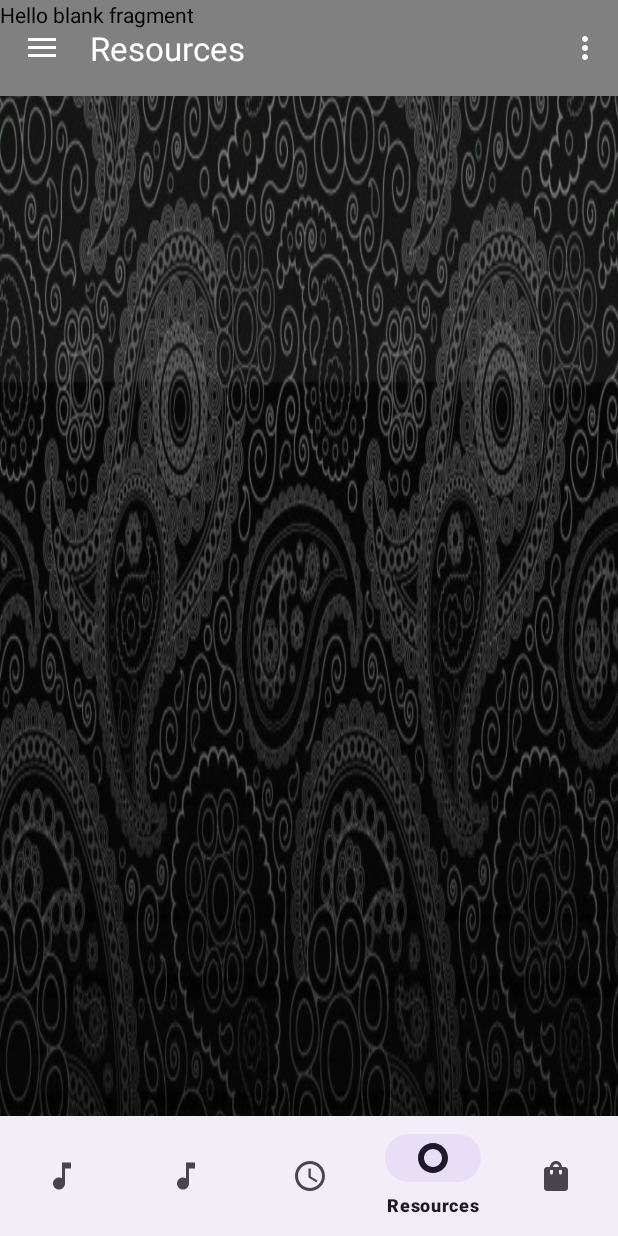
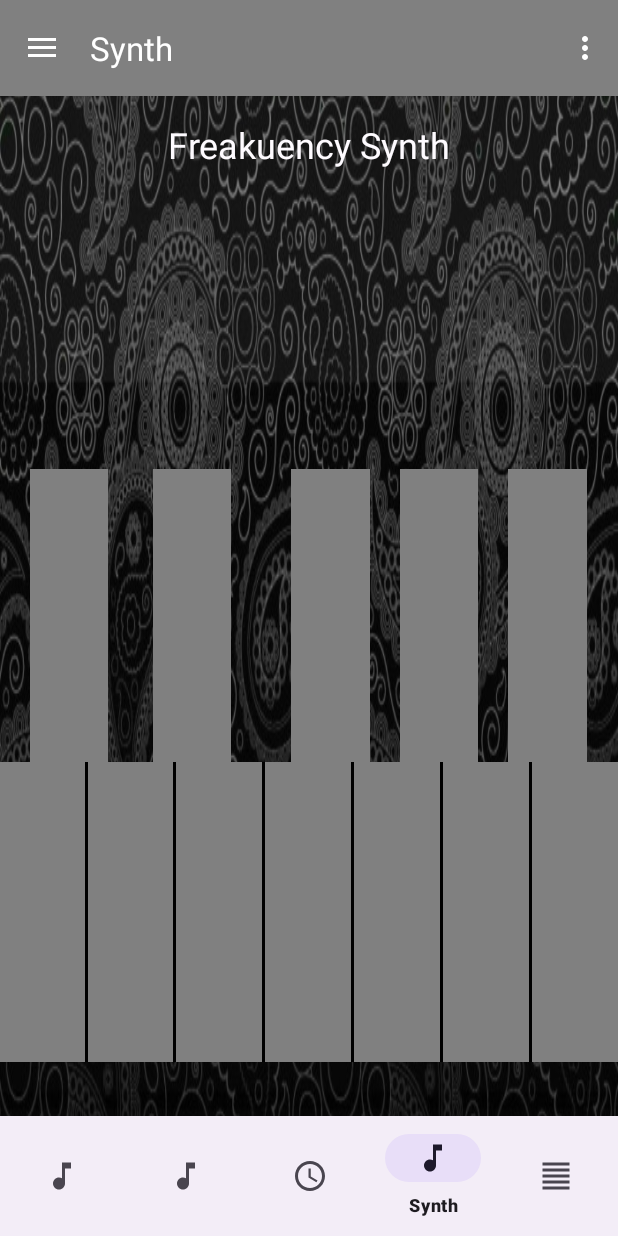
Before and after one commit to fbrace3/FreakuencyGuitarTuner, an Android app: the MainActivity screen opened directly, with no data from a screen before it, item 4 of the bottom bar chosen, on a phone screen of 412 x 824 dp. Run offline under Robolectric (Android 15) with nearby library versions, the light colour scheme and no system bars; our stand-ins replace navigation-ui; 2 statements that could not run were skipped.

Commit message:
synth fragment up and running

```diff
--- a/app/src/main/java/edu/msudenver/cs3013/project01/MainActivity.kt
+++ b/app/src/main/java/edu/msudenver/cs3013/project01/MainActivity.kt
@@ -60,7 +60,7 @@ class MainActivity : AppCompatActivity() {
 
         appBarConfiguration = AppBarConfiguration(
             setOf(
-                R.id.nav_menu, R.id.nav_chromatic_tuner, R.id.nav_metronome, R.id.tab_activity, R.id.nav_standard_tuner, R.id.nav_resources, R.id.nav_shopping
+                R.id.nav_menu, R.id.nav_chromatic_tuner, R.id.nav_metronome, R.id.tab_activity, R.id.nav_standard_tuner, R.id.nav_resources, R.id.nav_shopping, R.id.nav_synth
             ),
             drawerLayout
         )
@@ -94,6 +94,7 @@ class MainActivity : AppCompatActivity() {
                 R.id.tab_activity -> navController.navigate(R.id.tab_activity)
                 R.id.nav_shopping -> navController.navigate(R.id.nav_shopping)
                 R.id.nav_resources -> navController.navigate(R.id.nav_resources)
+                R.id.nav_synth -> navController.navigate(R.id.nav_synth)
                 // Add more cases for other menu items
             }
 
--- a/app/src/main/java/edu/msudenver/cs3013/project01/SynthFragment.kt
+++ b/app/src/main/java/edu/msudenver/cs3013/project01/SynthFragment.kt
@@ -145,7 +145,7 @@ class SynthFragment : Fragment() {
     private fun playSound(note: String) {
         val soundId = soundMap[note]
         soundId?.let {
-            soundPool.play(it, 4f, 4f, 0, 0, 1f)
+            soundPool.play(it, 6f, 6f, 0, 0, 1f)
         }
     }
 
--- a/app/src/main/res/layout/fragment_synth.xml
+++ b/app/src/main/res/layout/fragment_synth.xml
@@ -40,7 +40,7 @@
             android:layout_weight="0.1"
             android:layout_marginLeft="20dp"
             android:layout_marginRight="20dp"
-            android:background="#000000"
+            android:background="@android:color/black"
             />
 
         <Button
@@ -50,7 +50,7 @@
             android:layout_weight="0.1"
             android:layout_marginLeft="10dp"
             android:layout_marginRight="20dp"
-            android:background="#000000" />
+            android:background="@android:color/black" />
 
         <Button
             android:id="@+id/btnFSharp"
@@ -59,7 +59,7 @@
             android:layout_weight="0.1"
             android:layout_marginLeft="20dp"
             android:layout_marginRight="10dp"
-            android:background="#000000" />
+            android:background="@android:color/black" />
 
         <Button
             android:id="@+id/btnGSharp"
@@ -68,7 +68,7 @@
             android:layout_weight="0.1"
             android:layout_marginLeft="10dp"
             android:layout_marginRight="10dp"
-            android:background="#000000" />
+            android:background="@android:color/black" />
 
         <Button
             android:id="@+id/btnASharp"
@@ -77,7 +77,7 @@
             android:layout_weight="0.1"
             android:layout_marginLeft="10dp"
             android:layout_marginRight="20dp"
-            android:background="#000000" />
+            android:background="@android:color/black" />
 
     </LinearLayout>
 
@@ -94,7 +94,7 @@
             android:layout_width="0dp"
             android:layout_height="200dp"
             android:layout_weight="1"
-            android:background="#FFFFFF" />
+            android:background="@android:color/white" />
 
         <View
             android:layout_width="2dp"
@@ -106,7 +106,7 @@
             android:layout_width="0dp"
             android:layout_height="200dp"
             android:layout_weight="1"
-            android:background="#FFFFFF" />
+            android:background="@android:color/white" />
 
         <View
             android:layout_width="2dp"
@@ -118,7 +118,7 @@
             android:layout_width="0dp"
             android:layout_height="200dp"
             android:layout_weight="1"
-            android:background="#FFFFFF" />
+            android:background="@android:color/white" />
 
         <View
             android:layout_width="2dp"
@@ -130,7 +130,7 @@
             android:layout_width="0dp"
             android:layout_height="200dp"
             android:layout_weight="1"
-            android:background="#FFFFFF" />
+            android:background="@android:color/white" />
 
         <View
             android:layout_width="2dp"
@@ -142,7 +142,7 @@
             android:layout_width="0dp"
             android:layout_height="200dp"
             android:layout_weight="1"
-            android:background="#FFFFFF" />
+            android:background="@android:color/white" />
 
         <View
             android:layout_width="2dp"
@@ -154,7 +154,7 @@
             android:layout_width="0dp"
             android:layout_height="200dp"
             android:layout_weight="1"
-            android:background="#FFFFFF" />
+            android:background="@android:color/white" />
 
         <View
             android:layout_width="2dp"
@@ -166,7 +166,7 @@
             android:layout_width="0dp"
             android:layout_height="200dp"
             android:layout_weight="1"
-            android:background="#FFFFFF" />
+            android:background="@android:color/white" />
 
     </LinearLayout>
 
--- a/app/src/main/res/menu/bottom_navigation_menu.xml
+++ b/app/src/main/res/menu/bottom_navigation_menu.xml
@@ -20,11 +20,11 @@
         android:title="Metronome"
         android:icon="@drawable/recent" />
     <item
-        android:id="@+id/nav_resources"
-        android:title="Resources"
-        android:icon="@drawable/resources" />
+        android:id="@+id/nav_synth"
+        android:title="Synth"
+        android:icon="@drawable/baseline_music_note_24" />
     <item
-        android:id="@+id/nav_shopping"
-        android:title="Shopping"
-        android:icon="@drawable/shopping" />
+        android:id="@+id/tab_activity"
+        android:title="Tabs"
+        android:icon="@drawable/tabs" />
 </menu>
--- a/app/src/main/res/menu/drawer_menu.xml
+++ b/app/src/main/res/menu/drawer_menu.xml
@@ -22,15 +22,20 @@
             android:icon="@drawable/recent"
             android:title="@string/metronome" />
         <item
-            android:id="@+id/tab_activity"
-            android:icon="@drawable/tabs"
-            android:title="@string/tabs" />
+            android:id="@+id/nav_synth"
+            android:icon="@drawable/baseline_music_note_24"
+            android:title="@string/synth" />
+
     </group>
 
     <group
         android:id="@+id/menu_bottom"
         android:checkableBehavior="single">
 
+        <item
+            android:id="@+id/tab_activity"
+            android:icon="@drawable/tabs"
+            android:title="@string/tabs" />
         <item
             android:id="@+id/nav_resources"
             android:icon="@drawable/resources"
--- a/app/src/main/res/menu/main.xml
+++ b/app/src/main/res/menu/main.xml
@@ -4,5 +4,6 @@
     <item
         android:id="@+id/nav_settings"
         android:title="@string/settings"
+        android:background="@color/white"
         app:showAsAction="never" />
 </menu>
--- a/app/src/main/res/values/colors.xml
+++ b/app/src/main/res/values/colors.xml
@@ -10,5 +10,6 @@
     <color name="blue">#FF0000FF</color>
     <color name="blue_light">#FF00FFFF</color>
     <color name="blue_dark">#FF0000A0</color>
-    <color name="grey">#808080</color>color>
+    <color name="grey">#808080</color>
+    <color name="dark_grey">#555555</color>
 </resources>
--- a/app/src/main/res/values/strings.xml
+++ b/app/src/main/res/values/strings.xml
@@ -20,6 +20,8 @@
     <string name="standard_tuner">Standard Tuner</string>
     <string name="chromatic_tuner">Chromatic Tuner</string>
     <string name="metronome">Metronome</string>
+    <string name="synth">Mini Synth</string>
+
     <string name="tabs">Tabs</string>
     <string name="resources">Resources</string>
     <string name="shopping">Shopping</string>
--- a/app/src/main/res/values/themes.xml
+++ b/app/src/main/res/values/themes.xml
@@ -6,8 +6,12 @@
         <item name="android:windowBackground">@drawable/loginbackground</item>
         <item name="android:textColor">@color/black</item>
         <item name="colorPrimary">@color/grey</item>
-        <item name="colorPrimaryVariant">@color/grey</item>
-        <item name="colorOnPrimary">@color/black</item>
+        <item name="colorPrimaryVariant">@color/dark_grey</item>
+        <item name="colorOnPrimary">@color/white</item>
+        <item name="colorSecondary">@color/blue_dark</item>
+        <item name="colorSecondaryVariant">@color/blue</item>
+        <item name="colorOnSecondary">@color/white</item>
+
 
     </style>
 
```
Also changed, not shown: app/src/main/java/edu/msudenver/cs3013/project01/StandardTuner.kt (+5 -4 lines), app/src/main/res/layout/activity_register.xml (+14 -1 lines).
